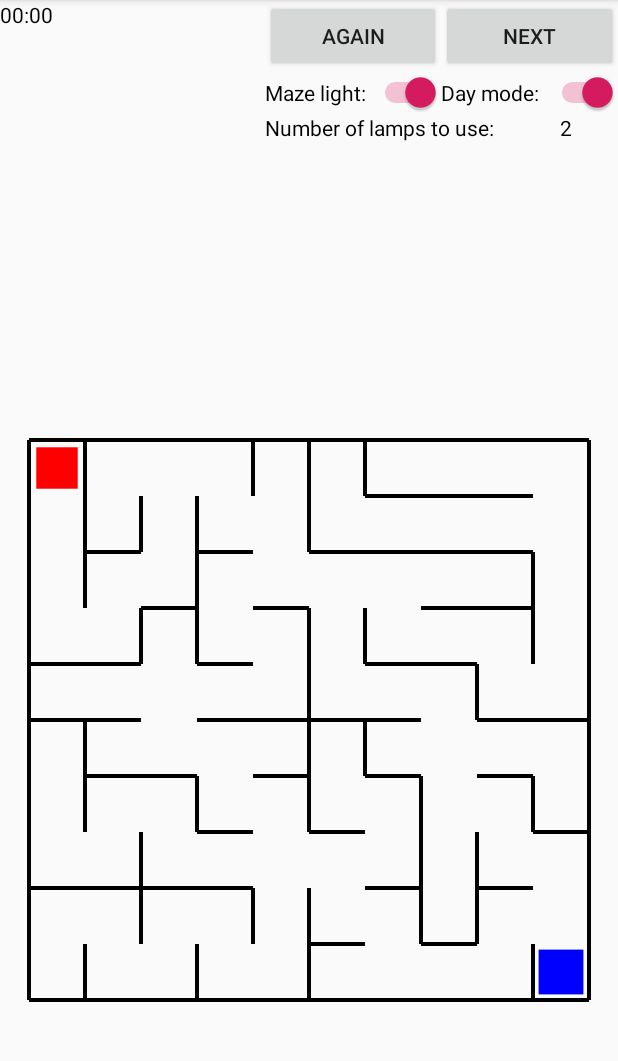
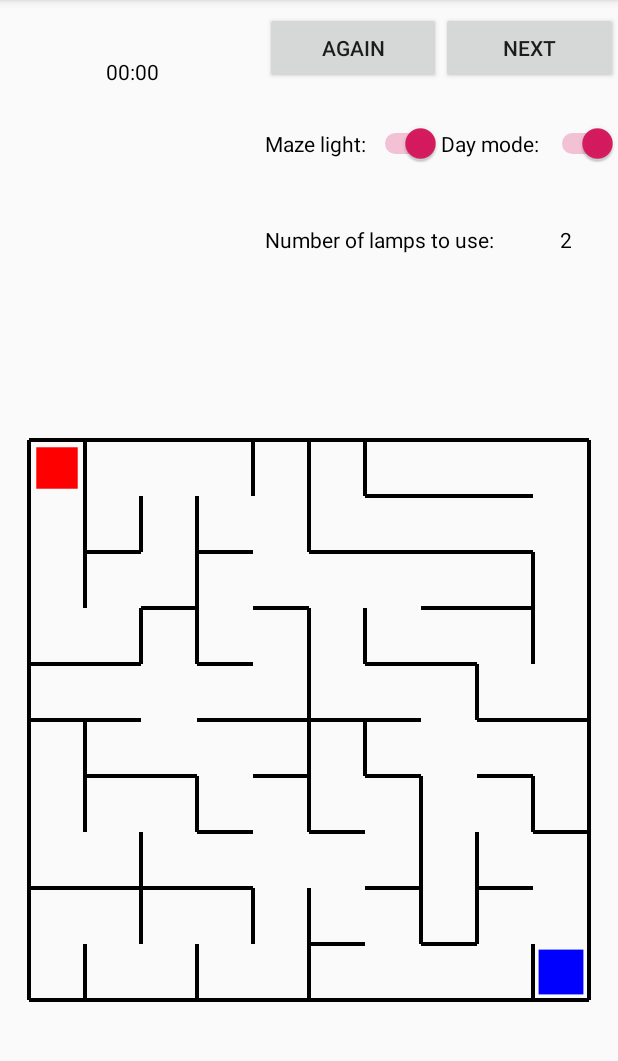
Before and after one commit to jszadab/MazeGame2, an Android app: the GameActivity screen opened directly, with no data from a screen before it, on a phone screen of 412 x 824 dp, the part 84-1145 px from its top. Run offline under Robolectric (Android 15) with nearby library versions, the phone set to English and light mode, and no system bars.

Commit message:
Layout version: pre-release, testing, everything done (except manual)

```diff
--- a/app/src/main/res/layout/activity_game.xml
+++ b/app/src/main/res/layout/activity_game.xml
@@ -23,45 +23,54 @@
             <RelativeLayout
                 android:layout_width="match_parent"
                 android:layout_height="match_parent"
-                android:layout_weight="4">
+                android:layout_weight="4"
+                android:gravity="center">
 
                 <LinearLayout
                     android:layout_width="match_parent"
-                    android:layout_height="wrap_content"
-                    android:orientation="vertical">
+                    android:layout_height="match_parent"
+                    android:orientation="vertical"
+                    android:gravity="center">
 
                     <LinearLayout
                         android:id="@+id/chronometr"
-                        android:layout_width="wrap_content"
-                        android:layout_height="match_parent"
-                        android:orientation="horizontal">
+                        android:layout_width="match_parent"
+                        android:layout_height="0dp"
+                        android:layout_weight="1"
+                        android:orientation="horizontal"
+                        android:gravity="center">
 
                         <Chronometer
                             android:id="@+id/chrono"
-                            android:layout_width="match_parent"
-                            android:layout_height="wrap_content"/>
+                            android:layout_width="0dp"
+                            android:layout_height="wrap_content"
+                            android:layout_weight="1"
+                            android:gravity="center_horizontal" />
 
                     </LinearLayout>
 
                     <LinearLayout
                         android:id="@+id/times"
                         android:layout_width="match_parent"
-                        android:layout_height="match_parent"
-                        android:orientation="horizontal">
+                        android:layout_height="0dp"
+                        android:layout_below="@+id/chronometr"
+                        android:layout_weight="1"
+                        android:orientation="horizontal"
+                        android:gravity="center">
 
                         <TextView
                             android:id="@+id/txtBestTimeLabel"
-                            android:layout_width="0dp"
+                            android:layout_width="wrap_content"
                             android:layout_height="wrap_content"
                             android:layout_weight="1"
                             android:text="Best time: " />
 
                         <TextView
                             android:id="@+id/txtBestTimeValue"
-                            android:layout_width="0dp"
+                            android:layout_width="wrap_content"
                             android:layout_height="wrap_content"
                             android:layout_weight="1"
-                            android:text="TextView" />
+                            android:text="" />
 
                     </LinearLayout>
 
@@ -73,18 +82,22 @@
             <RelativeLayout
                 android:layout_width="match_parent"
                 android:layout_height="match_parent"
-                android:layout_weight="3">
+                android:layout_weight="3"
+                android:gravity="center">
 
                 <LinearLayout
                     android:layout_width="match_parent"
-                    android:layout_height="wrap_content"
+                    android:layout_height="match_parent"
+                    android:gravity="center"
                     android:orientation="vertical">
 
                     <LinearLayout
                         android:id="@+id/buttons"
                         android:layout_width="match_parent"
-                        android:layout_height="wrap_content"
-                        android:orientation="horizontal">
+                        android:layout_height="0dp"
+                        android:layout_weight="1"
+                        android:orientation="horizontal"
+                        android:gravity="center">
 
                         <Button
                             android:id="@+id/btnAgain"
@@ -108,9 +121,11 @@
                     <LinearLayout
                         android:id="@+id/switches"
                         android:layout_width="match_parent"
-                        android:layout_height="wrap_content"
+                        android:layout_height="0dp"
                         android:layout_below="@+id/buttons"
-                        android:orientation="horizontal">
+                        android:layout_weight="1"
+                        android:orientation="horizontal"
+                        android:gravity="center">
 
                         <Switch
                             android:id="@+id/swLight"
@@ -136,9 +151,11 @@
                     <LinearLayout
                         android:id="@+id/lampInfo"
                         android:layout_width="match_parent"
-                    android:layout_height="wrap_content"
+                        android:layout_height="0dp"
                         android:layout_below="@+id/switches"
-                    android:orientation="horizontal">
+                        android:layout_weight="1"
+                        android:orientation="horizontal"
+                        android:gravity="center">
 
                         <TextView
                             android:id="@+id/txtLampLabel"
```
Lines whose indentation alone changed are shown as unchanged.
